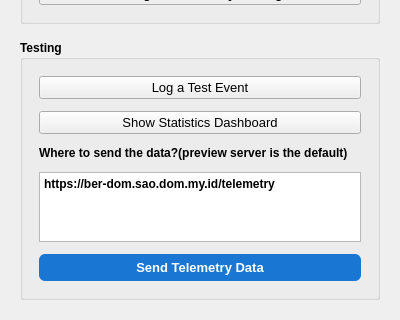
The window that Telemetry/Resources/UI/TelemetrySummary.ui (Slicer/SlicerTelemetry) describes before a commit, drawn with Qt 5; both pictures show x 0 to 400 and y 155 to 475 of the 400 by 475 pixel window.
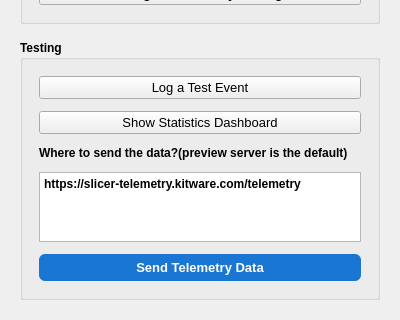
The same window after the commit. Custom widgets are drawn as their Qt base class.

Commit message:
ENH: Point default telemetry server to slicer-telemetry.kitware.com (#15)
* ENH: Point default telemetry server to slicer-telemetry.kitware.com

Replace the temporary default server URL with the Kitware-hosted endpoint, both in TelemetryLogic and in the summary dialog's URL field.

* ENH: Use slicer-telemetry.kitware.com as default URL in summary dialog

Patch:
```diff
--- a/Telemetry/Resources/UI/TelemetrySummary.ui
+++ b/Telemetry/Resources/UI/TelemetrySummary.ui
@@ -194,7 +194,7 @@
     <item>
      <widget class="QTextEdit" name="urlTextEdit">
       <property name="plainText">
-       <string>https://ber-dom.sao.dom.my.id/telemetry</string>
+       <string>https://slicer-telemetry.kitware.com/telemetry</string>
       </property>
       <property name="maximumHeight">
        <number>40</number>
```
The commit also changes 1 other file.
